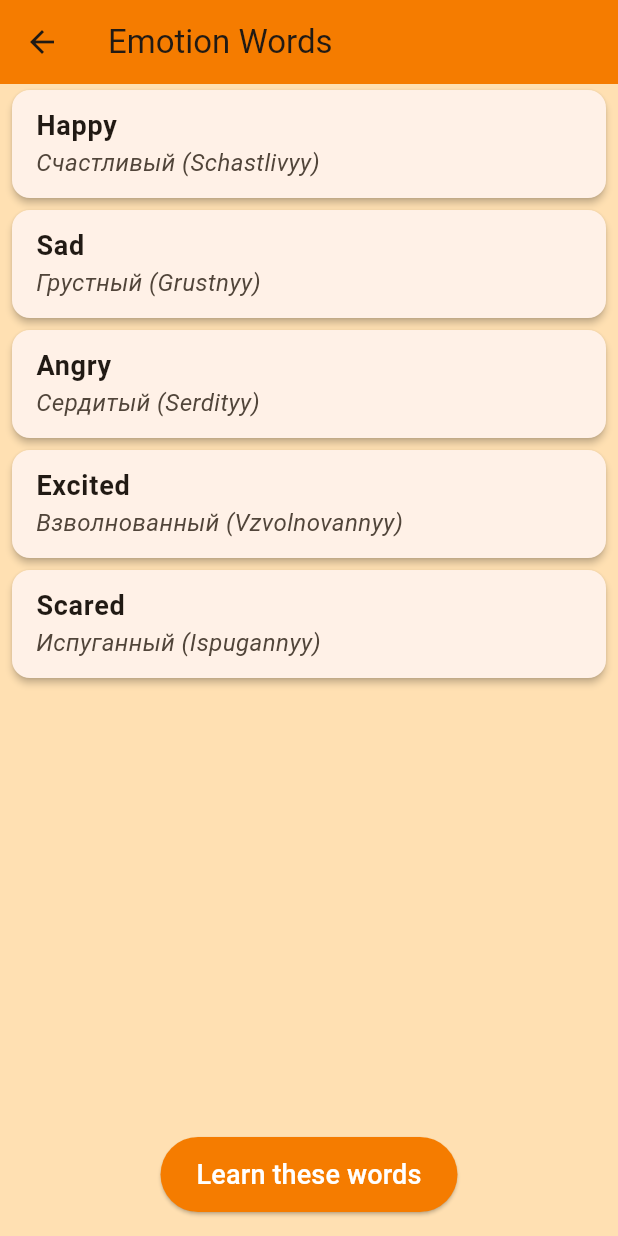
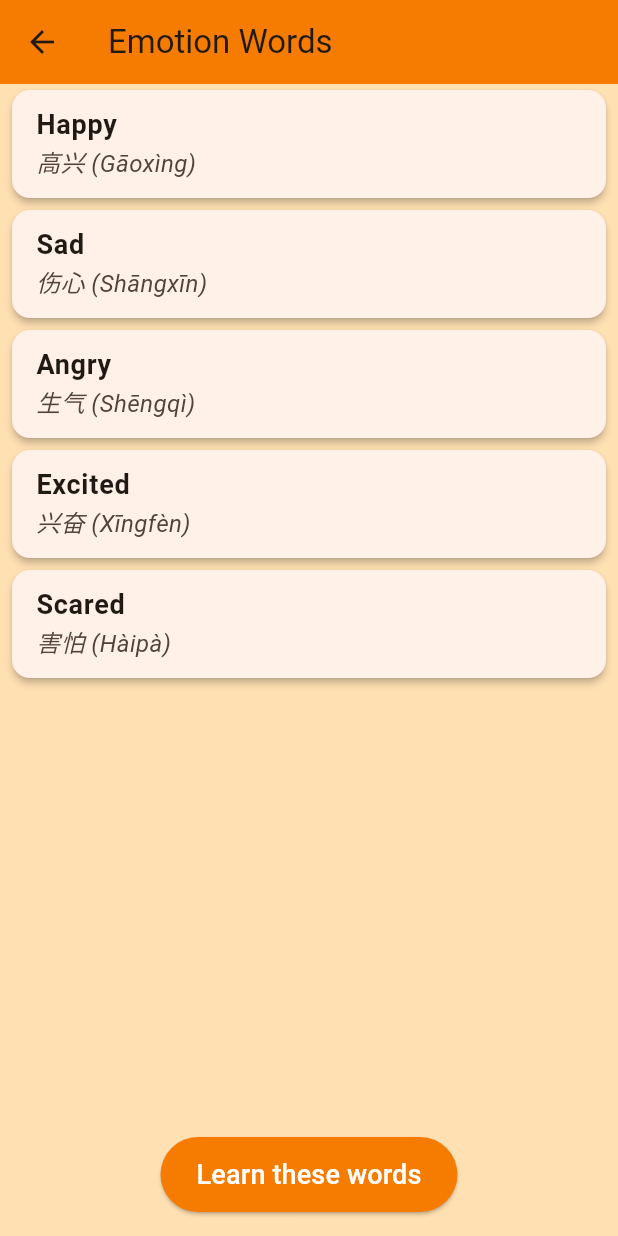
Before and after one commit to artemu78/LangPocket, a Flutter app: the screen it shows after launch, after a tap on "Start Tutoring", on a phone screen of 412 x 824 dp. Run offline on Flutter 3.47's test engine with Material 3 defaults, Android fonts, the phone set to English and light mode, and no system bars.

Commit message:
Fix second screen translations

```diff
--- a/lib/main.dart
+++ b/lib/main.dart
@@ -55,19 +55,87 @@ class MyHomePage extends StatefulWidget {
   String? _selectedNativeLanguage;
   double _level = 0.0;
 
+  // Add translations for other languages here
+  final Map<String, Map<String, String>> _translations = {
+    'en': {
+      'learn_language': 'Language you are going to learn',
+      'native_language': 'Your native language',
+      'level': 'Level',
+      'start_tutoring': 'Start Tutoring',
+      'app_title': 'LangPocket - pocket language tutor',
+    },
+    'zh': {
+      'learn_language': '您将要学习的语言',
+      'native_language': '您的母语',
+      'level': '级别',
+      'start_tutoring': '开始辅导',
+      'app_title': 'LangPocket - 口袋语言导师',
+    },
+    'es': {
+      'learn_language': 'Idioma que vas a aprender',
+      'native_language': 'Tu idioma nativo',
+      'level': 'Nivel',
+      'start_tutoring': 'Empezar a enseñar',
+      'app_title': 'LangPocket - tutor de idiomas de bolsillo',
+    },
+    'hi': {
+      'learn_language': 'जिस भाषा को आप सीखने जा रहे हैं',
+      'native_language': 'आपकी मातृभाषा',
+      'level': 'स्तर',
+      'start_tutoring': 'शिक्षण शुरू करें',
+      'app_title': 'LangPocket - पॉकेट भाषा ट्यूटर',
+    },
+    'ar': {
+      'learn_language': 'اللغة التي ستتعلمها',
+      'native_language': 'لغتك الأم',
+      'level': 'المستوى',
+      'start_tutoring': 'ابدأ التدريس',
+      'app_title': 'LangPocket - مدرس لغة الجيب',
+    },
+    'ru': {'learn_language': '', 'native_language': '', 'level': '', 'start_tutoring': '', 'app_title': ''}, // Russian
+    'ja': {'learn_language': '', 'native_language': '', 'level': '', 'start_tutoring': '', 'app_title': ''}, // Japanese
+    'pa': {'learn_language': '', 'native_language': '', 'level': '', 'start_tutoring': '', 'app_title': ''}, // Punjabi
+    // Add translations for other languages here
+  };
+
   final List<String> _learnLanguages = ['English'];
   final List<String> _nativeLanguages = [
     'Mandarin Chinese (普通话)',
     'Spanish (Español)',
-    'English',
+    'Turkish',
     'Hindi (हिन्दी)',
     'Arabic (العربية)',
     'Portuguese (Português)',
-    'Bengali (বাংলা)',
     'Russian (Русский)',
     'Japanese (日本語)',
     'Punjabi (ਪੰਜਾਬੀ)'
   ];
+
+  String _getLanguageCode(String languageName) {
+    switch (languageName) {
+      case 'Mandarin Chinese (普通话)':
+        return 'zh';
+      case 'Spanish (Español)':
+        return 'es';
+      case 'Turkish':
+        return 'tr';
+      case 'Hindi (हिन्दी)':
+        return 'hi';
+      case 'Arabic (العربية)':
+        return 'ar';
+      case 'Portuguese (Português)':
+        return 'pt';
+      // Add cases for other languages
+ case 'Russian (Русский)':
+ return 'ru';
+ case 'Japanese (日本語)':
+ return 'ja';
+ case 'Punjabi (ਪੰਜਾਬੀ)':
+ return 'pa';
+      default:
+        return 'en'; // Default to English
+    }
+  }
 
   @override
   void initState() {
@@ -176,8 +244,8 @@ class MyHomePage extends StatefulWidget {
                   onPressed: () {
                     Navigator.push(
                       context,
-                      MaterialPageRoute(builder: (context) => EmotionWordsScreen()),
-                    );
+                      MaterialPageRoute(builder: (context) => EmotionWordsScreen(nativeLanguageCode: _getLanguageCode(_selectedNativeLanguage!))),
+                   );
                   },
                   child: const Text('Start Tutoring'),
                 ),
--- a/lib/screen2_words_list.dart
+++ b/lib/screen2_words_list.dart
@@ -1,13 +1,93 @@
 import 'package:flutter/material.dart';
-class EmotionWordsScreen extends StatelessWidget {
-  const EmotionWordsScreen({super.key});
+class EmotionWordsScreen extends StatefulWidget {
+  const EmotionWordsScreen({super.key, required this.nativeLanguageCode});
 
-  final List<Map<String, String>> emotionWords = const [
-    {'english': 'Happy', 'translation': 'Счастливый (Schastlivyy)'},
-    {'english': 'Sad', 'translation': 'Грустный (Grustnyy)'},
-    {'english': 'Angry', 'translation': 'Сердитый (Serdityy)'},
-    {'english': 'Excited', 'translation': 'Взволнованный (Vzvolnovannyy)'},
-    {'english': 'Scared', 'translation': 'Испуганный (Ispugannyy)'},
+  final String nativeLanguageCode;
+  @override
+  _EmotionWordsScreenState createState() => _EmotionWordsScreenState();
+}
+
+class _EmotionWordsScreenState extends State<EmotionWordsScreen> {
+
+  final Map<String, Map<String, String>> translations = const {
+  'tr': {
+    'Happy': 'Mutlu',
+    'Sad': 'Üzgün',
+    'Angry': 'Kızgın',
+    'Excited': 'Heyecanlı',
+    'Scared': 'Korkmuş',
+  },
+  'zh': {
+    'Happy': '高兴 (Gāoxìng)',
+    'Sad': '伤心 (Shāngxīn)',
+    'Angry': '生气 (Shēngqì)',
+    'Excited': '兴奋 (Xīngfèn)',
+    'Scared': '害怕 (Hàipà)',
+  },
+  'es': {
+    'Happy': 'Feliz',
+    'Sad': 'Triste',
+    'Angry': 'Enojado',
+    'Excited': 'Emocionado',
+    'Scared': 'Asustado',
+  },
+  'hi': {
+    'Happy': 'खुश (Khush)',
+    'Sad': 'दुखी (Dukhi)',
+    'Angry': 'गुस्सा (Gussa)',
+    'Excited': 'उत्साहित (Utsāhit)',
+    'Scared': 'डरा हुआ (Darā Huā)',
+  },
+  'ar': {
+    'Happy': 'سعيد (Saʿīd)',
+    'Sad': 'حزين (Ḥazīn)',
+    'Angry': 'غاضب (Ghāḍib)',
+    'Excited': 'متحمس (Mutḥammis)',
+    'Scared': 'خائف (Khāʾif)',
+  },
+  'pt': {
+    'Happy': 'Feliz',
+    'Sad': 'Triste',
+    'Angry': 'Zangado',
+    'Excited': 'Animado',
+    'Scared': 'Assustado',
+  },
+  'bn': {
+    'Happy': 'খুশি (Khushi)',
+    'Sad': 'দুঃখিত (Dukkhito)',
+    'Angry': 'রাগান্বিত (Rāgānvita)',
+    'Excited': 'উদ্দীপ্ত (Uddīpta)',
+    'Scared': 'ভীত (Bhīta)',
+  },
+  'ru': {
+    'Happy': 'Счастливый (Schastlivyy)',
+    'Sad': 'Грустный (Grustnyy)',
+    'Angry': 'Злой (Zloy)',
+    'Excited': 'Взволнованный (Vzvolnovannyy)',
+    'Scared': 'Испуганный (Ispugannyy)',
+  },
+  'ja': {
+    'Happy': '嬉しい (Ureshii)',
+    'Sad': '悲しい (Kanashii)',
+    'Angry': '怒っている (Okotteiru)',
+    'Excited': '興奮している (Kōfun shite iru)',
+    'Scared': '怖い (Kowai)',
+  },
+  'pa': {
+    'Happy': 'ਖੁਸ਼ (Khush)',
+    'Sad': 'ਉਦਾਸ (Udās)',
+    'Angry': 'ਗੁੱਸੇ ਵਿਚ (Gusse vich)',
+    'Excited': 'ਉਤਸ਼ਾਹਤ (Utshāhit)',
+    'Scared': 'ਡਰਿਆ ਹੋਇਆ (Ḍariā hoia)',
+  },
+};
+
+  final List<String> emotionWords = const [
+    'Happy',
+    'Sad',
+    'Angry',
+    'Excited',
+    'Scared',
   ];
 
   @override
@@ -25,13 +105,20 @@ class EmotionWordsScreen extends StatelessWidget {
               child: ListView.builder(
                 itemCount: emotionWords.length,
                 itemBuilder: (context, index) {
-                  final word = emotionWords[index];
+                  final englishWord = emotionWords[index];
+                  final translatedWord = translations[widget.nativeLanguageCode]?[englishWord] ??
+                      'Translation not available';
+                  final word = {
+                    'english': englishWord,
+                    'translation': translatedWord,
+                  };
                   return Card(
-                    margin: const EdgeInsets.symmetric(horizontal: 8.0, vertical: 4.0),
+                    margin: const EdgeInsets.symmetric(
+                        horizontal: 8.0, vertical: 4.0),
                     elevation: 2.0,
                     child: ListTile(
                       title: Text(
-                        word['english']!,
+                        englishWord,
                         style: const TextStyle(fontSize: 18, fontWeight: FontWeight.bold),
                       ),
                       subtitle: Text(
```
